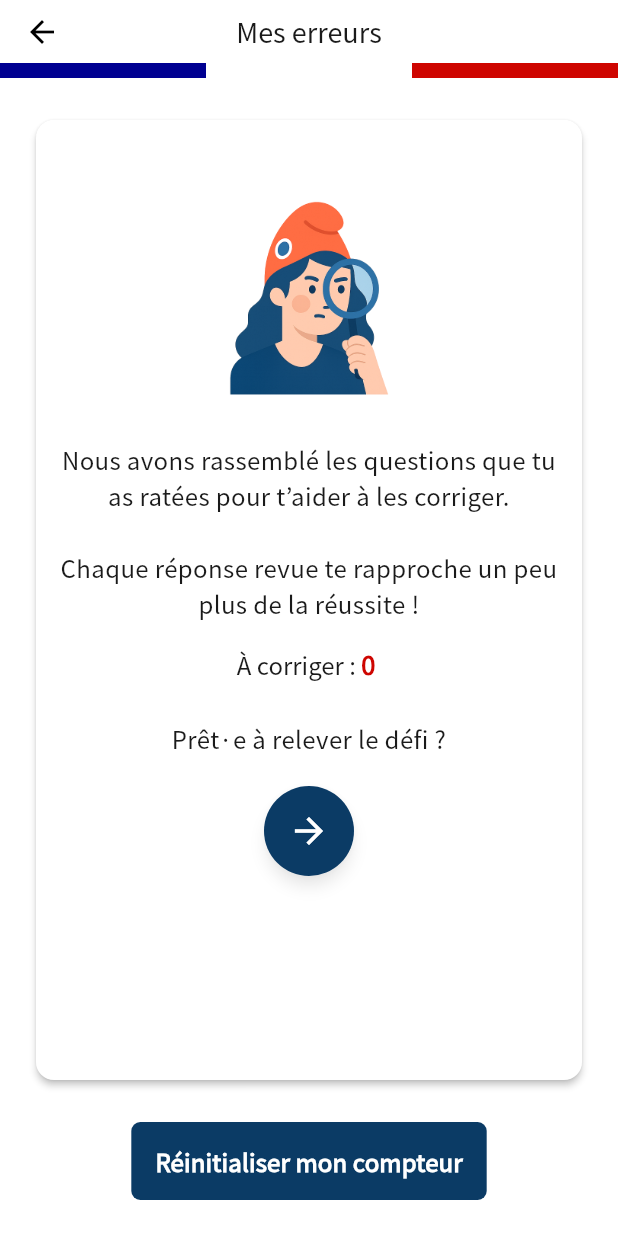
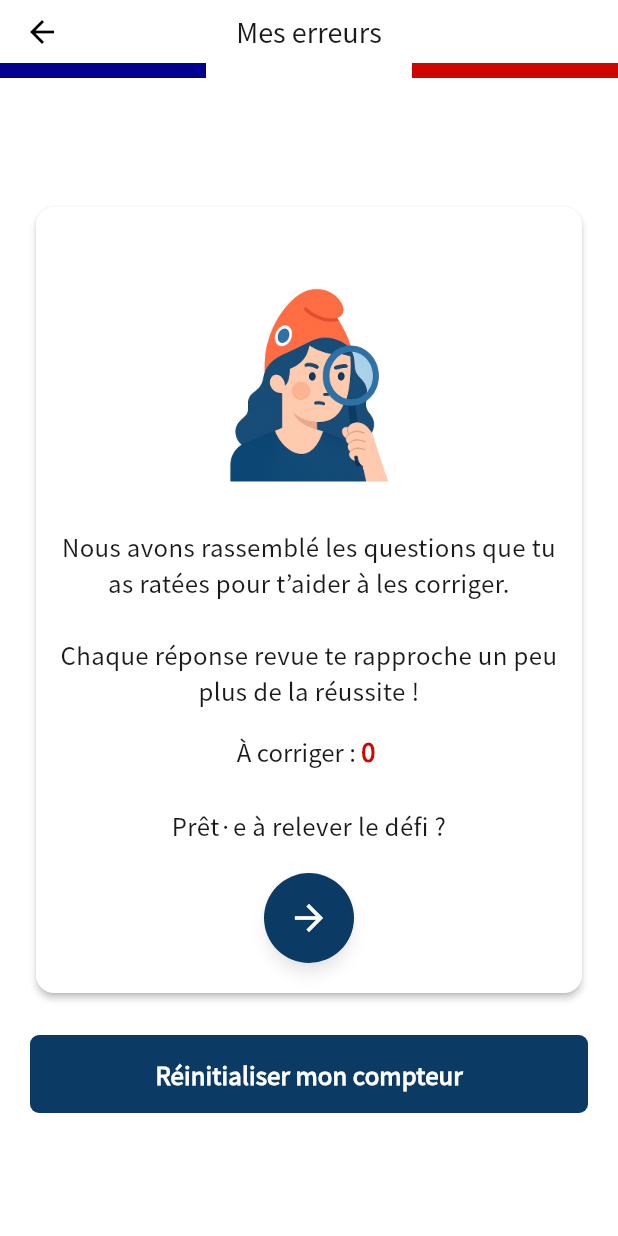
Before and after one commit to taki-mekhalfa/examen_civique, a Flutter app: the ErrorsPage screen opened directly with empty values, on a phone screen of 412 x 824 dp. Run offline on Flutter 3.47's test engine with Material 3 defaults, Android fonts, the phone set to English and light mode, and no system bars; our stand-ins replace fl_chart, flutter_local_notifications, flutter_markdown, sqflite, timezone; accounts and stored records are empty.

Commit message:
fix: centralise errors page

```diff
--- a/lib/pages/errors_page.dart
+++ b/lib/pages/errors_page.dart
@@ -59,12 +59,12 @@ class ErrorsPage extends StatelessWidget {
                       vertical: 24,
                     ),
                     child: Column(
+                      mainAxisAlignment: MainAxisAlignment.center,
+                      crossAxisAlignment: CrossAxisAlignment.stretch,
                       children: [
-                        Expanded(
-                          child: _ContentCard(
-                            nbErrors: nbErrors,
-                            colorScheme: colorScheme,
-                          ),
+                        _ContentCard(
+                          nbErrors: nbErrors,
+                          colorScheme: colorScheme,
                         ),
                         const SizedBox(height: 24),
                         ElevatedButton(
```
